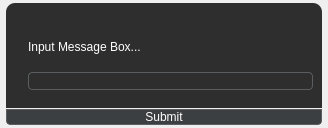
Old version of the form Resources/UI/input_message_box.ui in the repository Phils-Hub-Org/custom_dialogs.
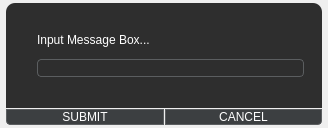
New version of the form. Icons and pictures are not drawn.

```diff
--- a/Resources/UI/input_message_box.ui
+++ b/Resources/UI/input_message_box.ui
@@ -91,6 +91,12 @@
    </property>
    <item>
     <widget class="QFrame" name="frame">
+     <property name="sizePolicy">
+      <sizepolicy hsizetype="Preferred" vsizetype="Expanding">
+       <horstretch>0</horstretch>
+       <verstretch>0</verstretch>
+      </sizepolicy>
+     </property>
      <property name="styleSheet">
       <string notr="true">QFrame {
 	border-top-left-radius: 9px;
@@ -127,13 +133,13 @@
           <number>0</number>
          </property>
          <property name="leftMargin">
-          <number>0</number>
+          <number>9</number>
          </property>
          <property name="topMargin">
           <number>9</number>
          </property>
          <property name="rightMargin">
-          <number>0</number>
+          <number>9</number>
          </property>
          <property name="bottomMargin">
           <number>9</number>
@@ -141,7 +147,7 @@
          <item>
           <widget class="QLabel" name="msg_label">
            <property name="sizePolicy">
-            <sizepolicy hsizetype="Expanding" vsizetype="Preferred">
+            <sizepolicy hsizetype="Preferred" vsizetype="Maximum">
              <horstretch>0</horstretch>
              <verstretch>0</verstretch>
             </sizepolicy>
@@ -164,6 +170,37 @@
     </widget>
    </item>
    <item>
+    <widget class="QFrame" name="frame_4">
+     <property name="styleSheet">
+      <string notr="true">QFrame {
+	background: transparent;
+	border-bottom-left-radius: 9px;
+	border-bottom-right-radius: 9px;
+}</string>
+     </property>
+     <property name="frameShape">
+      <enum>QFrame::Shape::NoFrame</enum>
+     </property>
+     <property name="frameShadow">
+      <enum>QFrame::Shadow::Raised</enum>
+     </property>
+     <layout class="QHBoxLayout" name="horizontalLayout_3">
+      <property name="spacing">
+       <number>1</number>
+      </property>
+      <property name="leftMargin">
+       <number>0</number>
+      </property>
+      <property name="topMargin">
+       <number>0</number>
+      </property>
+      <property name="rightMargin">
+       <number>0</number>
+      </property>
+      <property name="bottomMargin">
+       <number>0</number>
+      </property>
+      <item>
     <widget class="QPushButton" name="submit_btn">
      <property name="minimumSize">
       <size>
@@ -173,13 +210,37 @@
      </property>
      <property name="styleSheet">
       <string notr="true">QPushButton {
+	border-bottom-right-radius: 0px;
 	border-top-left-radius: 0px;
 	border-top-right-radius: 0px;
 }</string>
      </property>
      <property name="text">
-      <string>Submit</string>
-     </property>
+         <string>SUBMIT</string>
+        </property>
+       </widget>
+      </item>
+      <item>
+       <widget class="QPushButton" name="cancel_btn">
+        <property name="minimumSize">
+         <size>
+          <width>0</width>
+          <height>0</height>
+         </size>
+        </property>
+        <property name="styleSheet">
+         <string notr="true">QPushButton {
+	border-bottom-left-radius: 0px;
+	border-top-left-radius: 0px;
+	border-top-right-radius: 0px;
+}</string>
+        </property>
+        <property name="text">
+         <string>CANCEL</string>
+        </property>
+       </widget>
+      </item>
+     </layout>
     </widget>
    </item>
   </layout>
```
Lines whose indentation alone changed are shown as unchanged.
